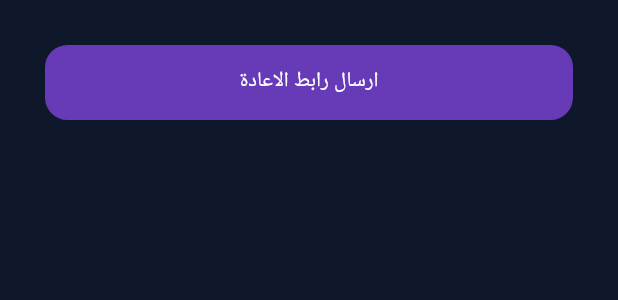
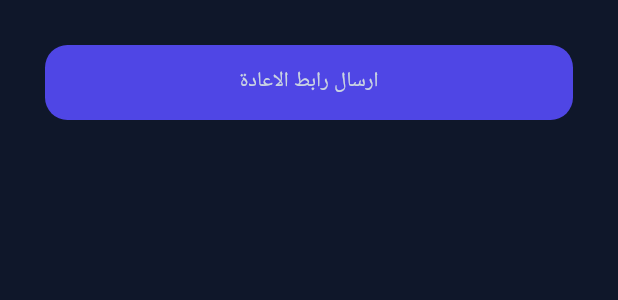
Before and after one commit to Shift-Up-Projects/TownPulse_Flutter, a Flutter app: the CustomButton widget shown alone on an empty page, opened directly, on a phone screen of 412 x 824 dp. Shown: the top 300 px of the screen. Run offline on Flutter 3.47's test engine with Material 3 defaults, Android fonts, the phone set to English and light mode, and no system bars; our stand-ins replace flutter_animate, go_router.

Commit message:
editting colors of splash and intro screens

```diff
--- a/lib/features/auth/presentation/view/forget_password_screen.dart
+++ b/lib/features/auth/presentation/view/forget_password_screen.dart
@@ -1,6 +1,7 @@
 import 'package:flutter/material.dart';
 import 'package:go_router/go_router.dart';
 import 'package:town_pulse2/core/router/app_router.dart';
+import 'package:town_pulse2/core/utils/app_colors.dart';
 import 'package:town_pulse2/core/utils/styles.dart';
 import 'package:town_pulse2/features/auth/presentation/widgets/custom_button.dart';
 import 'package:town_pulse2/features/auth/presentation/widgets/custom_text_field.dart';
@@ -11,7 +12,7 @@ class ForgetPasswordScreen extends StatelessWidget {
   @override
   Widget build(BuildContext context) {
     return Scaffold(
-      backgroundColor: Colors.white,
+      // backgroundColor: Colors.white,
       body: Column(
         mainAxisAlignment: MainAxisAlignment.center,
         children: [
@@ -22,7 +23,7 @@ class ForgetPasswordScreen extends StatelessWidget {
           SizedBox(height: 30),
           Text(
             'نسيت كلمة المرور ',
-            style: Styles.textStyle30.copyWith(color: Colors.deepPurple),
+            style: Styles.textStyle30.copyWith(color: AppColors.primary),
           ),
 
           Text(
--- a/lib/features/auth/presentation/widgets/custom_button.dart
+++ b/lib/features/auth/presentation/widgets/custom_button.dart
@@ -1,4 +1,5 @@
 import 'package:flutter/material.dart';
+import 'package:town_pulse2/core/utils/app_colors.dart';
 
 class CustomButton extends StatelessWidget {
   const CustomButton({super.key, required this.text, required this.onTap});
@@ -12,14 +13,12 @@ class CustomButton extends StatelessWidget {
         margin: EdgeInsets.all(30),
         height: 50,
         decoration: BoxDecoration(
-          border: Border.all(color: Colors.deepPurple),
+          // border: Border.all(color: Colors.deepPurple),
           borderRadius: BorderRadius.circular(15),
-          color: Colors.deepPurple,
+          color: AppColors.primaryDark,
         ),
         // color: Colors.white,
-        child: Center(
-          child: Text(text, style: TextStyle(color: Colors.white)),
-        ),
+        child: Center(child: Text(text)),
       ),
     );
   }
--- a/lib/features/auth/presentation/widgets/custom_text_field.dart
+++ b/lib/features/auth/presentation/widgets/custom_text_field.dart
@@ -1,4 +1,5 @@
 import 'package:flutter/material.dart';
+import 'package:town_pulse2/core/utils/app_colors.dart';
 import 'package:town_pulse2/core/utils/styles.dart';
 
 class CustomTextField extends StatelessWidget {
@@ -8,7 +9,7 @@ class CustomTextField extends StatelessWidget {
 
     required this.iconButton,
     this.obscureText = false,
-    this.color = Colors.black,
+    this.color = AppColors.textPrimary,
   });
   final String text;
 
--- a/lib/features/intro/presentation/view/intro_screen.dart
+++ b/lib/features/intro/presentation/view/intro_screen.dart
@@ -1,5 +1,6 @@
 // import 'package:flutter/cupertino.dart';
 import 'package:flutter/material.dart';
+import 'package:town_pulse2/core/utils/app_colors.dart';
 import 'package:town_pulse2/core/utils/styles.dart';
 import 'package:town_pulse2/features/intro/presentation/intro_pages.dart';
 import 'package:town_pulse2/features/intro/presentation/widget/intro_screen_body.dart';
@@ -23,7 +24,7 @@ class _IntroScreenState extends State<IntroScreen> {
         width: double.infinity,
         decoration: BoxDecoration(
           gradient: LinearGradient(
-            colors: [Color(0xFF4C3D90), Color(0xFF8A5DAB)],
+            colors: [AppColors.bgSecondary, AppColors.bgPrimary],
             begin: Alignment.topLeft,
             end: Alignment.bottomRight,
           ),
--- a/lib/features/splash/presentation/view/splash_view.dart
+++ b/lib/features/splash/presentation/view/splash_view.dart
@@ -1,4 +1,5 @@
 import 'package:flutter/material.dart';
+import 'package:town_pulse2/core/utils/app_colors.dart';
 
 import 'package:town_pulse2/features/splash/presentation/widget/splash_view_body.dart';
 
@@ -17,7 +18,7 @@ class _SplashViewState extends State<SplashView> {
       body: Container(
         decoration: BoxDecoration(
           gradient: LinearGradient(
-            colors: [Color(0xFF4C3D90), Color(0xFF8A5DAB)],
+            colors: [AppColors.bgPrimary, AppColors.bgSecondary],
             begin: Alignment.topLeft,
             end: Alignment.bottomRight,
           ),
--- a/lib/features/splash/presentation/widget/splash_view_body.dart
+++ b/lib/features/splash/presentation/widget/splash_view_body.dart
@@ -16,14 +16,14 @@ class SplashViewBody extends StatelessWidget {
         mainAxisAlignment: MainAxisAlignment.center,
         children: [
           Text(
-            'Town',
+            'Pulse',
             style: Styles.textStyle30.copyWith(color: Colors.white),
           ).animate().slide(
             begin: Offset(-1, 0),
             end: Offset(0, 0),
             duration: 1.seconds,
           ),
-          Text('Pulse', style: Styles.textStyle30.copyWith(color: Colors.white))
+          Text('Town', style: Styles.textStyle30.copyWith(color: Colors.white))
               .animate()
               .slide(
                 begin: Offset(9, 0),
```
Also changed, not shown: lib/main.dart (+6 -3 lines).
